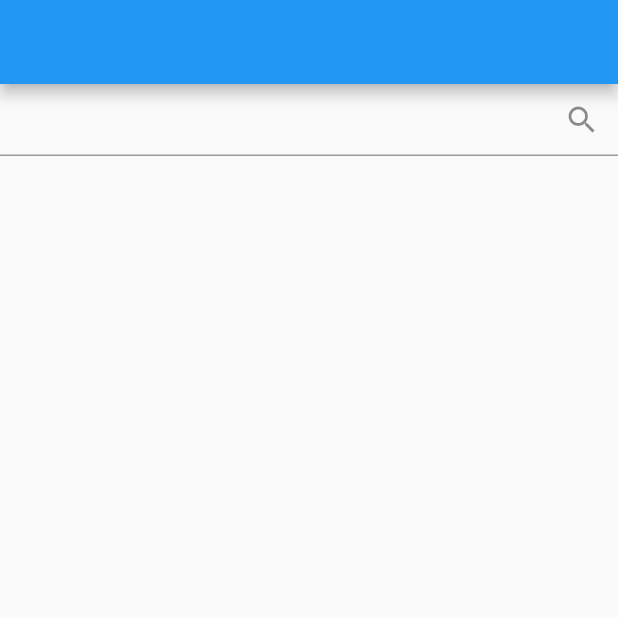
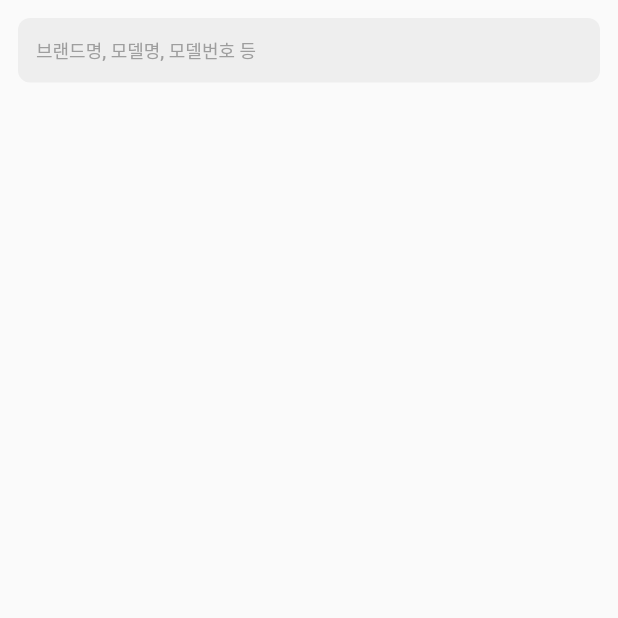
Before and after one commit to BGM-109/sneakers_search_ssac, a Flutter app: the screen it shows after launch, on a phone screen of 412 x 824 dp, the top half of it. Run offline on Flutter 3.47's test engine with Material 2 defaults, Android fonts, the phone set to English and light mode, and no system bars.

Commit message:
feat: search textfiled

```diff
--- a/lib/screen/components/custom_grid_tile.dart
+++ b/lib/screen/components/custom_grid_tile.dart
@@ -11,6 +11,7 @@ class CustomGridTile extends StatelessWidget {
     return Container(
       decoration: BoxDecoration(
         borderRadius: const BorderRadius.all(Radius.circular(16)),
+        color: Colors.grey[200],
         image: DecorationImage(
             fit: BoxFit.cover, image: NetworkImage(sneaker.thumbnailUrl)),
       ),
--- /dev/null
+++ b/lib/screen/components/custom_search_input.dart
@@ -0,0 +1,11 @@
+import 'package:flutter/material.dart';
+
+class CustomSearchInput extends StatelessWidget {
+  const CustomSearchInput({Key? key}) : super(key: key);
+
+
+  @override
+  Widget build(BuildContext context) {
+    return Container();
+  }
+}
--- a/lib/screen/search_screen.dart
+++ b/lib/screen/search_screen.dart
@@ -32,29 +32,47 @@ class _SearchScreenState extends State<SearchScreen> {
 
   @override
   Widget build(BuildContext context) {
-    return Scaffold(
-        appBar: AppBar(),
-        body: Column(children: [
-          TextField(
+    return SafeArea(
+      child: Scaffold(
+          body: Column(children: [
+        Padding(
+          padding: const EdgeInsets.all(12.0),
+          child: TextField(
+            maxLines: 1,
+            style: const TextStyle(
+                color: Colors.black, fontWeight: FontWeight.w500),
+            cursorColor: Colors.black,
+            autofocus: false,
+            keyboardType: TextInputType.text,
             controller: _controller,
             decoration: InputDecoration(
-                suffixIcon: IconButton(
-                    onPressed: () async {
-                      final sneakers = await fetch(_controller.text);
-                      setState(() {
-                        _sneakers = sneakers;
-                      });
-                      print(sneakers);
-                    },
-                    icon: const Icon(Icons.search))),
+              contentPadding: const EdgeInsets.all(12),
+              isDense: true,
+              border: OutlineInputBorder(
+                borderRadius: BorderRadius.circular(8),
+                borderSide: const BorderSide(
+                  width: 0,
+                  style: BorderStyle.none,
+                ),),
+              fillColor: Colors.grey[200],
+              filled: true,
+              hintText: "브랜드명, 모델명, 모델번호 등",
+              hintStyle: const TextStyle(
+                  fontWeight: FontWeight.w500,
+                  color: Colors.grey,
+                  fontSize: 12),
+            ),
           ),
-          Expanded(
+        ),
+        Expanded(
+          child: Padding(
+            padding: const EdgeInsets.all(8.0),
             child: GridView.builder(
                 itemCount: _sneakers.length,
                 gridDelegate: const SliverGridDelegateWithFixedCrossAxisCount(
                   crossAxisCount: 2,
-                  crossAxisSpacing: 16,
-                  mainAxisSpacing: 16,
+                  crossAxisSpacing: 8,
+                  mainAxisSpacing: 8,
                 ),
                 itemBuilder: (context, index) {
                   final sneaker = _sneakers[index];
@@ -62,7 +80,9 @@ class _SearchScreenState extends State<SearchScreen> {
                     sneaker: sneaker,
                   );
                 }),
-          )
-        ]));
+          ),
+        )
+      ])),
+    );
   }
 }
```
Also changed, not shown: lib/data/api.dart (line endings or trailing spaces).
